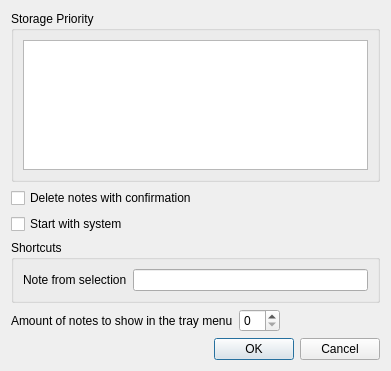
First picture: the form in src/optionsdlg.ui, repository Ri0n/QtNote, before the edit.
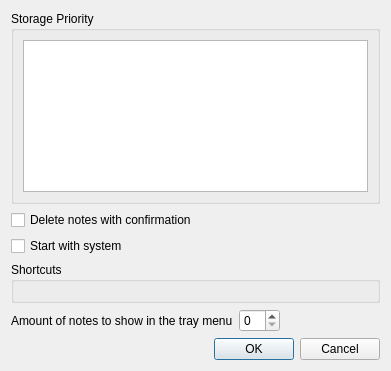
Second picture: the form after the edit. Icons and pictures are not drawn. Custom widgets are drawn as their Qt base class.

```diff
--- a/src/optionsdlg.ui
+++ b/src/optionsdlg.ui
@@ -60,16 +60,6 @@
       <property name="fieldGrowthPolicy">
        <enum>QFormLayout::AllNonFixedFieldsGrow</enum>
       </property>
-      <item row="0" column="0">
-       <widget class="QLabel" name="lblNoteFromSel">
-        <property name="text">
-         <string>Note from selection</string>
-        </property>
-       </widget>
-      </item>
-      <item row="0" column="1">
-       <widget class="ShortcutEdit" name="leNoteFromSelShortcut"/>
-      </item>
      </layout>
     </widget>
    </item>
@@ -112,13 +102,6 @@
    </item>
   </layout>
  </widget>
- <customwidgets>
-  <customwidget>
-   <class>ShortcutEdit</class>
-   <extends>QLineEdit</extends>
-   <header>shortcutedit.h</header>
-  </customwidget>
- </customwidgets>
  <tabstops>
   <tabstop>priorityView</tabstop>
   <tabstop>ckAskDel</tabstop>
```
